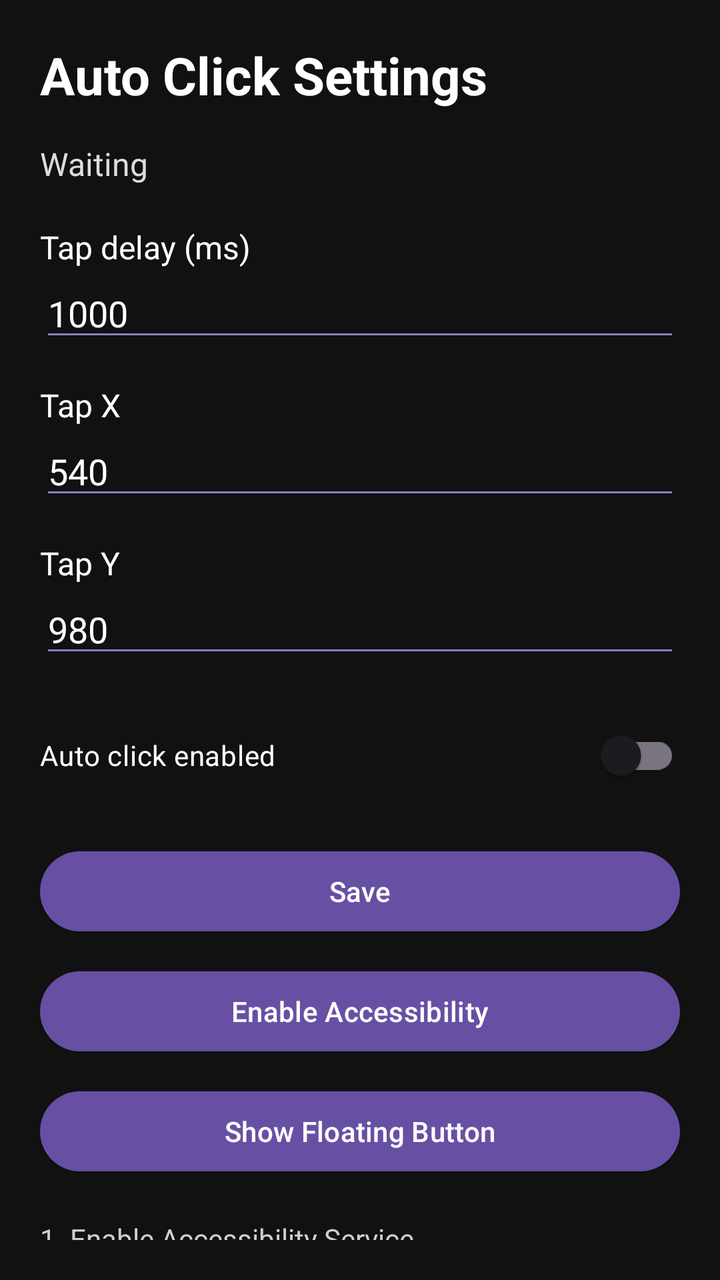
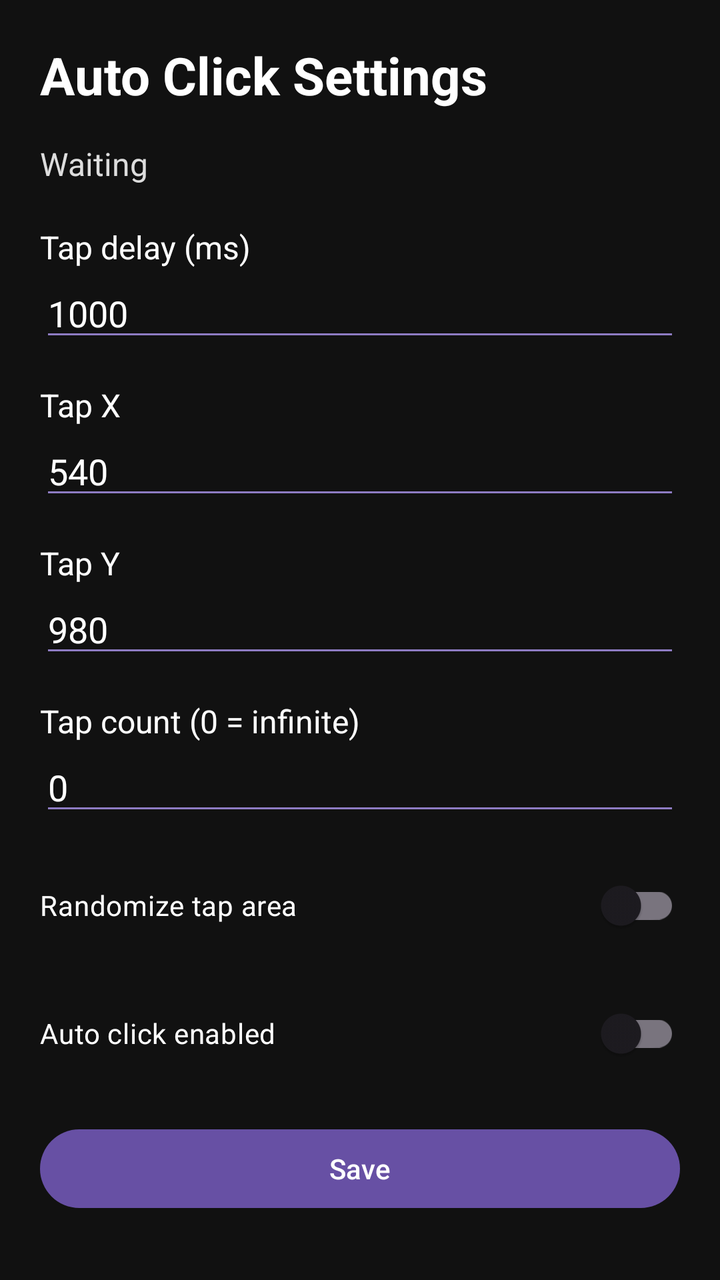

Compare the two renders of this Android layout. The source of the first and the diff that turns it into the second are given below.
<!-- AndroidManifest.xml: application theme Theme.AutoClicker -->
<!-- res/layout/activity_main.xml -->
<?xml version="1.0" encoding="utf-8"?>
<LinearLayout xmlns:android="http://schemas.android.com/apk/res/android"
    android:layout_width="match_parent"
    android:layout_height="match_parent"
    android:orientation="vertical"
    android:padding="20dp"
    android:background="#111111">

    <TextView
        android:layout_width="match_parent"
        android:layout_height="wrap_content"
        android:text="@string/title_settings"
        android:textColor="#FFFFFF"
        android:textSize="26sp"
        android:textStyle="bold"
        android:layout_marginBottom="16dp" />

    <TextView
        android:id="@+id/stateText"
        android:layout_width="match_parent"
        android:layout_height="wrap_content"
        android:text="Waiting"
        android:textColor="#DDDDDD"
        android:textSize="16sp"
        android:layout_marginBottom="20dp" />

    <TextView
        android:layout_width="match_parent"
        android:layout_height="wrap_content"
        android:text="@string/label_delay"
        android:textColor="#FFFFFF"
        android:textSize="16sp" />

    <EditText
        android:id="@+id/delayInput"
        android:layout_width="match_parent"
        android:layout_height="wrap_content"
        android:inputType="number"
        android:text="1000"
        android:textColor="#FFFFFF"
        android:backgroundTint="#8E7CC3"
        android:layout_marginBottom="16dp" />

    <TextView
        android:layout_width="match_parent"
        android:layout_height="wrap_content"
        android:text="@string/label_tap_x"
        android:textColor="#FFFFFF"
        android:textSize="16sp" />

    <EditText
        android:id="@+id/xInput"
        android:layout_width="match_parent"
        android:layout_height="wrap_content"
        android:inputType="number"
        android:text="540"
        android:textColor="#FFFFFF"
        android:backgroundTint="#8E7CC3"
        android:layout_marginBottom="16dp" />

    <TextView
        android:layout_width="match_parent"
        android:layout_height="wrap_content"
        android:text="@string/label_tap_y"
        android:textColor="#FFFFFF"
        android:textSize="16sp" />

    <EditText
        android:id="@+id/yInput"
        android:layout_width="match_parent"
        android:layout_height="wrap_content"
        android:inputType="number"
        android:text="980"
        android:textColor="#FFFFFF"
        android:backgroundTint="#8E7CC3"
        android:layout_marginBottom="20dp" />

    <com.google.android.material.switchmaterial.SwitchMaterial
        android:id="@+id/autoSwitch"
        android:layout_width="match_parent"
        android:layout_height="wrap_content"
        android:text="@string/toggle_auto_click"
        android:textColor="#FFFFFF"
        android:layout_marginBottom="20dp" />

    <Button
        android:id="@+id/saveButton"
        android:layout_width="match_parent"
        android:layout_height="wrap_content"
        android:text="@string/button_save"
        android:layout_marginBottom="12dp" />

    <Button
        android:id="@+id/accessibilityButton"
        android:layout_width="match_parent"
        android:layout_height="wrap_content"
        android:text="@string/button_enable_accessibility"
        android:layout_marginBottom="12dp" />

    <Button
        android:id="@+id/overlayButton"
        android:layout_width="match_parent"
        android:layout_height="wrap_content"
        android:text="@string/button_overlay"
        android:layout_marginBottom="20dp" />

    <TextView
        android:id="@+id/instructionsText"
        android:layout_width="match_parent"
        android:layout_height="wrap_content"
        android:text="@string/instructions"
        android:textColor="#CFCFCF"
        android:textSize="14sp"
        android:lineSpacingExtra="4dp" />

</LinearLayout>
<!-- resources referenced by this layout -->
<resources>
  <string name="button_enable_accessibility">Enable Accessibility</string>
  <string name="button_overlay">Show Floating Button</string>
  <string name="button_save">Save</string>
  <string name="instructions">1. Enable Accessibility Service\n2. Grant overlay permission\n3. Save tap coordinates\n4. Press the floating button to start/stop</string>
  <string name="label_delay">Tap delay (ms)</string>
  <string name="label_tap_x">Tap X</string>
  <string name="label_tap_y">Tap Y</string>
  <string name="title_settings">Auto Click Settings</string>
  <string name="toggle_auto_click">Auto click enabled</string>
  <style name="Theme.AutoClicker" parent="Theme.Material3.DayNight.NoActionBar">
          <item name="colorPrimary">@color/purple_500</item>
          <item name="colorPrimaryVariant">@color/purple_700</item>
          <item name="colorSecondary">@color/purple_500</item>
          <item name="android:statusBarColor">@color/black</item>
          <item name="android:navigationBarColor">@color/black</item>
      </style>
  <color name="purple_500">#6750A4</color>
  <color name="purple_700">#4F378B</color>
  <color name="black">#111111</color>
</resources>

<!-- the commit's change to res/layout/activity_main.xml (unified diff, before → after) -->
@@ -73,7 +73,32 @@
         android:text="980"
         android:textColor="#FFFFFF"
         android:backgroundTint="#8E7CC3"
-        android:layout_marginBottom="20dp" />
+        android:layout_marginBottom="16dp" />
+
+    <TextView
+        android:layout_width="match_parent"
+        android:layout_height="wrap_content"
+        android:text="@string/label_tap_count"
+        android:textColor="#FFFFFF"
+        android:textSize="16sp" />
+
+    <EditText
+        android:id="@+id/tapCountInput"
+        android:layout_width="match_parent"
+        android:layout_height="wrap_content"
+        android:inputType="number"
+        android:text="0"
+        android:textColor="#FFFFFF"
+        android:backgroundTint="#8E7CC3"
+        android:layout_marginBottom="16dp" />
+
+    <com.google.android.material.switchmaterial.SwitchMaterial
+        android:id="@+id/randomizeSwitch"
+        android:layout_width="match_parent"
+        android:layout_height="wrap_content"
+        android:text="@string/label_randomize"
+        android:textColor="#FFFFFF"
+        android:layout_marginBottom="16dp" />
 
     <com.google.android.material.switchmaterial.SwitchMaterial
         android:id="@+id/autoSwitch"
<!-- resource entries referenced after the edit -->
@@ -5,6 +5,8 @@
   <string name="button_save">Save</string>
   <string name="instructions">1. Enable Accessibility Service\n2. Grant overlay permission\n3. Save tap coordinates\n4. Press the floating button to start/stop</string>
   <string name="label_delay">Tap delay (ms)</string>
+  <string name="label_randomize">Randomize tap area</string>
+  <string name="label_tap_count">Tap count (0 = infinite)</string>
   <string name="label_tap_x">Tap X</string>
   <string name="label_tap_y">Tap Y</string>
   <string name="title_settings">Auto Click Settings</string>
